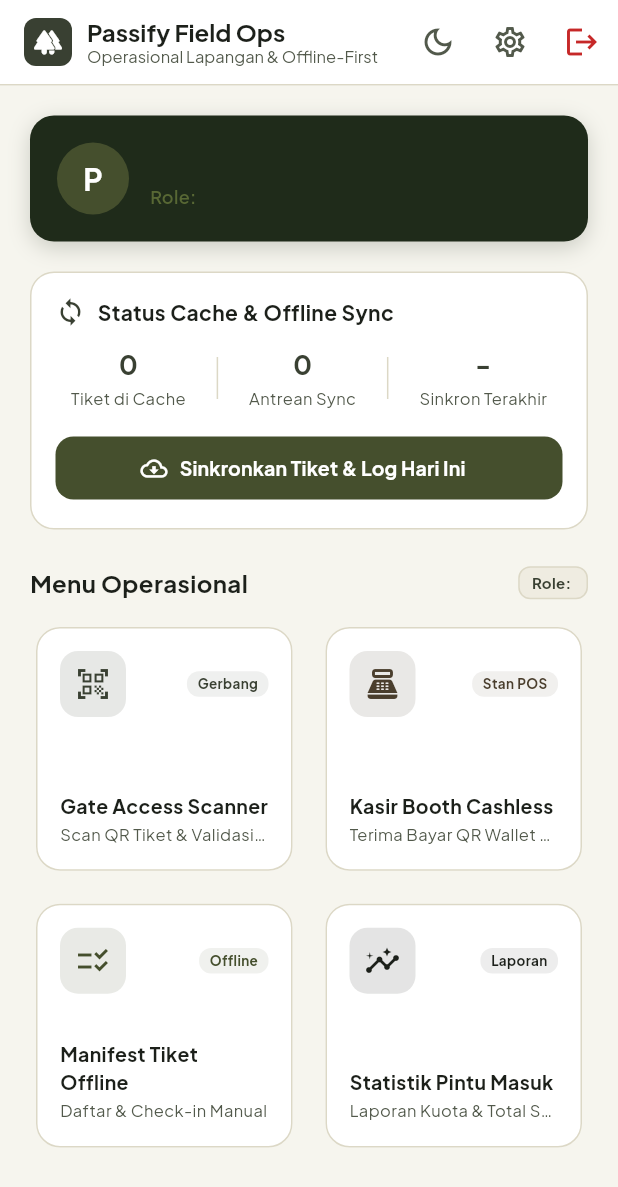
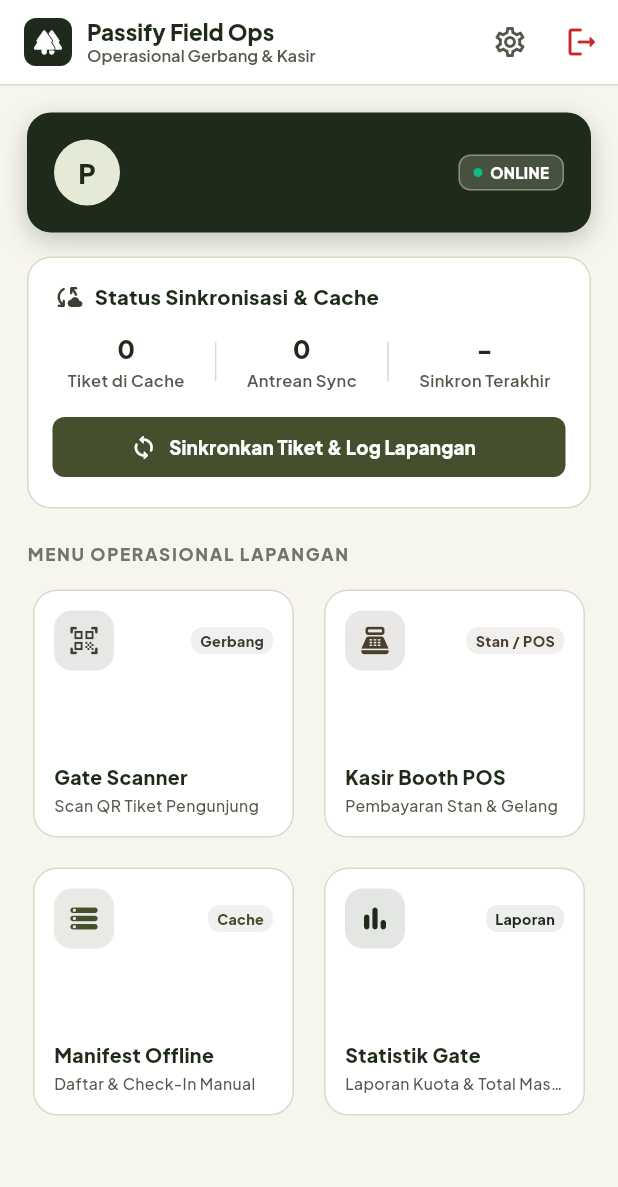
Before and after one commit to Derylfabiensyah/passify, a Flutter app: the HomeScreen screen opened directly, on a phone screen of 412 x 824 dp. Shown: the top 1187 px of the screen. Run offline on Flutter 3.47's test engine with Material 3 defaults, Android fonts, the phone set to English and light mode, and no system bars; our stand-ins replace connectivity_plus, dio, google_fonts, shared_preferences, sqflite; missing offline and left inert: mobile_scanner; accounts and stored records are empty.

Commit message:
feat(mobile): revamp login and home dashboard UI with Sylvan Earth theme

```diff
--- a/mobile_app/lib/screens/home_screen.dart
+++ b/mobile_app/lib/screens/home_screen.dart
@@ -1,4 +1,5 @@
 import 'package:flutter/material.dart';
+import 'package:flutter/services.dart';
 import 'package:intl/intl.dart';
 import 'package:provider/provider.dart';
 import '../constants/app_colors.dart';
@@ -29,6 +30,7 @@
   }
 
   void _handleSync() async {
+    HapticFeedback.lightImpact();
     final auth = Provider.of<AuthProvider>(context, listen: false);
     final sync = Provider.of<SyncProvider>(context, listen: false);
 
@@ -54,7 +56,7 @@
       context: context,
       builder: (ctx) {
         return AlertDialog(
-          shape: const RoundedRectangleBorder(borderRadius: AppRadius.radiusLg),
+          shape: RoundedRectangleBorder(borderRadius: BorderRadius.circular(AppRadius.lg)),
           backgroundColor: AppColors.surface,
           title: Row(
             children: [
@@ -62,7 +64,7 @@
                 padding: const EdgeInsets.all(8),
                 decoration: BoxDecoration(
                   color: AppColors.error.withValues(alpha: 0.12),
-                  borderRadius: AppRadius.radiusMd,
+                  borderRadius: BorderRadius.circular(AppRadius.sm),
                 ),
                 child: const Icon(Icons.logout_rounded, color: AppColors.error, size: 22),
               ),
@@ -70,11 +72,7 @@
               const Expanded(
                 child: Text(
                   'Konfirmasi Keluar',
-                  style: TextStyle(
-                    fontSize: 17,
-                    fontWeight: FontWeight.bold,
-                    color: AppColors.ink,
-                  ),
+                  style: TextStyle(fontSize: 16, fontWeight: FontWeight.w800, color: AppColors.forestDeep),
                 ),
               ),
             ],
@@ -93,7 +91,7 @@
                   padding: const EdgeInsets.all(10),
                   decoration: BoxDecoration(
                     color: AppColors.warningBg,
-                    borderRadius: AppRadius.radiusMd,
+                    borderRadius: BorderRadius.circular(AppRadius.sm),
                     border: Border.all(color: AppColors.warning.withValues(alpha: 0.4)),
                   ),
                   child: Row(
@@ -102,8 +100,8 @@
                       const SizedBox(width: 8),
                       Expanded(
                         child: Text(
-                          'Peringatan: Terdapat $pendingCount log scan offline yang belum disinkronkan ke server.',
-                          style: const TextStyle(fontSize: 11, color: AppColors.warning, fontWeight: FontWeight.w600),
+                          'Terdapat $pendingCount scan offline belum disinkronkan ke server.',
+                          style: const TextStyle(fontSize: 11, color: AppColors.warning, fontWeight: FontWeight.w700),
                         ),
                       ),
                     ],
@@ -116,10 +114,7 @@
           actions: [
             TextButton(
               onPressed: () => Navigator.of(ctx).pop(false),
-              style: TextButton.styleFrom(
-                foregroundColor: AppColors.inkSoft,
-                padding: const EdgeInsets.symmetric(horizontal: 16, vertical: 10),
-              ),
+              style: TextButton.styleFrom(foregroundColor: AppColors.inkSoft),
               child: const Text('Batal', style: TextStyle(fontWeight: FontWeight.bold)),
             ),
             ElevatedButton(
@@ -128,8 +123,7 @@
                 backgroundColor: AppColors.error,
                 foregroundColor: Colors.white,
                 elevation: 0,
-                shape: const RoundedRectangleBorder(borderRadius: AppRadius.radiusMd),
-                padding: const EdgeInsets.symmetric(horizontal: 16, vertical: 10),
+                shape: RoundedRectangleBorder(borderRadius: BorderRadius.circular(AppRadius.sm)),
               ),
               child: const Text('Ya, Keluar', style: TextStyle(fontWeight: FontWeight.bold)),
             ),
@@ -162,50 +156,27 @@
             Container(
               padding: const EdgeInsets.all(6),
               decoration: BoxDecoration(
-                color: AppColors.forest,
-                borderRadius: BorderRadius.circular(8),
+                color: AppColors.forestDeep,
+                borderRadius: BorderRadius.circular(AppRadius.sm),
               ),
               child: const Icon(Icons.forest_rounded, color: Colors.white, size: 20),
             ),
             const SizedBox(width: 10),
-            const Column(
+            Column(
               crossAxisAlignment: CrossAxisAlignment.start,
               children: [
-                Text('Passify Field Ops', style: TextStyle(fontWeight: FontWeight.bold, fontSize: 16)),
-                Text('Operasional Lapangan & Offline-First', style: TextStyle(fontSize: 11, color: AppColors.inkSoft)),
+                const Text('Passify Field Ops', style: TextStyle(fontWeight: FontWeight.w900, fontSize: 15, color: AppColors.forestDeep)),
+                Text(
+                  user?.role == 'tenant_admin' ? 'Pengelola Wisata' : 'Operasional Gerbang & Kasir',
+                  style: const TextStyle(fontSize: 11, color: AppColors.inkSoft, fontWeight: FontWeight.w600),
+                ),
               ],
             ),
           ],
         ),
         backgroundColor: AppColors.surface,
-        foregroundColor: AppColors.ink,
         elevation: 0,
         actions: [
-          Consumer<ThemeProvider>(
-            builder: (context, theme, _) {
-              return IconButton(
-                icon: Icon(
-                  theme.isNightMode ? Icons.light_mode_outlined : Icons.dark_mode_outlined,
-                  color: theme.isNightMode ? AppColors.leaf : AppColors.inkSoft,
-                ),
-                tooltip: theme.isNightMode ? 'Matikan Mode Malam' : 'Mode Malam / Sunrise Gate',
-                onPressed: () {
-                  theme.toggleNightMode();
-                  ScaffoldMessenger.of(context).showSnackBar(
-                    SnackBar(
-                      content: Text(
-                        theme.isNightMode
-                            ? 'Mode Malam (Sunrise/Outdoor Gate) Aktif'
-                            : 'Mode Terang Standar Aktif',
-                      ),
-                      duration: const Duration(seconds: 2),
-                      backgroundColor: theme.isNightMode ? AppColors.forestDeep : AppColors.forest,
-                    ),
-                  );
-                },
-              );
-            },
-          ),
           IconButton(
             icon: const Icon(Icons.settings_outlined, color: AppColors.inkSoft),
             tooltip: 'Pengaturan Server',
@@ -216,7 +187,7 @@
             },
           ),
           IconButton(
-            icon: const Icon(Icons.logout, color: AppColors.error),
+            icon: const Icon(Icons.logout_rounded, color: AppColors.error),
             tooltip: 'Keluar',
             onPressed: _showLogoutConfirmationDialog,
           ),
@@ -231,63 +202,87 @@
         color: AppColors.forest,
         child: SingleChildScrollView(
           physics: const AlwaysScrollableScrollPhysics(),
-          padding: const EdgeInsets.all(20),
+          padding: const EdgeInsets.all(18),
           child: Column(
             crossAxisAlignment: CrossAxisAlignment.start,
             children: [
-              // User Greeting Card
+              // Sylvan Earth Hero Officer Card
               Container(
                 padding: const EdgeInsets.all(18),
                 decoration: BoxDecoration(
                   color: AppColors.forestDeep,
-                  borderRadius: AppRadius.radiusLg,
+                  borderRadius: BorderRadius.circular(AppRadius.lg),
                   boxShadow: [
                     BoxShadow(
-                      color: AppColors.forestDeep.withValues(alpha: 0.2),
-                      blurRadius: 12,
-                      offset: const Offset(0, 4),
+                      color: AppColors.forestDeep.withValues(alpha: 0.25),
+                      blurRadius: 14,
+                      offset: const Offset(0, 5),
                     ),
                   ],
                 ),
-                child: Row(
+                child: Column(
+                  crossAxisAlignment: CrossAxisAlignment.start,
+                  children: [
+                    Row(
                       children: [
                         CircleAvatar(
-                      radius: 24,
-                      backgroundColor: AppColors.forestSoft,
+                          radius: 22,
+                          backgroundColor: AppColors.leafPale,
                           child: Text(
                             (user?.fullName.isNotEmpty == true ? user!.fullName[0] : 'P').toUpperCase(),
-                        style: const TextStyle(color: Colors.white, fontWeight: FontWeight.bold, fontSize: 20),
+                            style: const TextStyle(color: AppColors.forestDeep, fontWeight: FontWeight.w900, fontSize: 18),
                           ),
                         ),
-                    const SizedBox(width: 14),
+                        const SizedBox(width: 12),
                         Expanded(
                           child: Column(
                             crossAxisAlignment: CrossAxisAlignment.start,
                             children: [
                               Text(
                                 user?.fullName ?? 'Petugas Lapangan',
-                            style: const TextStyle(color: Colors.white, fontWeight: FontWeight.bold, fontSize: 16),
+                                style: const TextStyle(color: Colors.white, fontWeight: FontWeight.w800, fontSize: 16),
                               ),
                               const SizedBox(height: 2),
                               Text(
-                            'Role: ${user?.role.toUpperCase() ?? 'STAFF'}',
-                            style: const TextStyle(color: AppColors.leaf, fontSize: 12, fontWeight: FontWeight.w600),
+                                user?.email ?? 'Petugas Aktif',
+                                style: TextStyle(color: Colors.white.withValues(alpha: 0.75), fontSize: 11.5, fontWeight: FontWeight.w500),
+                              ),
+                            ],
+                          ),
+                        ),
+                        Container(
+                          padding: const EdgeInsets.symmetric(horizontal: 9, vertical: 4),
+                          decoration: BoxDecoration(
+                            color: AppColors.leafPale.withValues(alpha: 0.2),
+                            borderRadius: BorderRadius.circular(AppRadius.sm),
+                            border: Border.all(color: AppColors.leafPale.withValues(alpha: 0.4)),
+                          ),
+                          child: Row(
+                            mainAxisSize: MainAxisSize.min,
+                            children: [
+                              Container(width: 6, height: 6, decoration: const BoxDecoration(color: Color(0xFF10B981), shape: BoxShape.circle)),
+                              const SizedBox(width: 5),
+                              const Text(
+                                'ONLINE',
+                                style: TextStyle(color: Colors.white, fontSize: 10, fontWeight: FontWeight.w800),
                               ),
                             ],
                           ),
                         ),
                       ],
                     ),
+                  ],
+                ),
               ),
 
-              const SizedBox(height: 20),
+              const SizedBox(height: 16),
 
               // Offline Sync Status Card
               Container(
                 padding: const EdgeInsets.all(16),
                 decoration: BoxDecoration(
                   color: AppColors.surface,
-                  borderRadius: AppRadius.radiusLg,
+                  borderRadius: BorderRadius.circular(AppRadius.lg),
                   border: Border.all(color: AppColors.border),
                 ),
                 child: Column(
@@ -298,11 +293,11 @@
                       children: [
                         const Row(
                           children: [
-                            Icon(Icons.sync, color: AppColors.forest, size: 20),
+                            Icon(Icons.cloud_sync_rounded, color: AppColors.forest, size: 20),
                             SizedBox(width: 8),
                             Text(
-                              'Status Cache & Offline Sync',
-                              style: TextStyle(fontWeight: FontWeight.bold, fontSize: 14, color: AppColors.ink),
+                              'Status Sinkronisasi & Cache',
+                              style: TextStyle(fontWeight: FontWeight.w800, fontSize: 13.5, color: AppColors.forestDeep),
                             ),
                           ],
                         ),
@@ -319,28 +314,28 @@
                       mainAxisAlignment: MainAxisAlignment.spaceAround,
                       children: [
                         _buildSyncMetric('${sync.cachedTicketsCount}', 'Tiket di Cache'),
-                        Container(width: 1, height: 28, color: AppColors.border),
+                        Container(width: 1, height: 26, color: AppColors.border),
                         _buildSyncMetric('${sync.pendingScansCount}', 'Antrean Sync', isWarning: sync.pendingScansCount > 0),
-                        Container(width: 1, height: 28, color: AppColors.border),
+                        Container(width: 1, height: 26, color: AppColors.border),
                         _buildSyncMetric(
                           sync.lastSyncTime != null ? DateFormat('HH:mm').format(sync.lastSyncTime!) : '-',
                           'Sinkron Terakhir',
                         ),
                       ],
                     ),
-                    const SizedBox(height: 14),
+                    const SizedBox(height: 12),
                     ElevatedButton.icon(
                       onPressed: sync.isSyncing ? null : _handleSync,
-                      icon: const Icon(Icons.cloud_download_outlined, size: 18),
+                      icon: const Icon(Icons.sync_rounded, size: 18),
                       label: Text(
-                        sync.isSyncing ? 'Sedang Sinkronisasi...' : 'Sinkronkan Tiket & Log Hari Ini',
-                        style: const TextStyle(fontSize: 13, fontWeight: FontWeight.bold),
+                        sync.isSyncing ? 'Sedang Menyinkronkan...' : 'Sinkronkan Tiket & Log Lapangan',
+                        style: const TextStyle(fontSize: 12.5, fontWeight: FontWeight.w800),
                       ),
                       style: ElevatedButton.styleFrom(
                         backgroundColor: AppColors.forestSoft,
                         foregroundColor: Colors.white,
-                        minimumSize: const Size.fromHeight(42),
-                        shape: const RoundedRectangleBorder(borderRadius: AppRadius.radiusMd),
+                        minimumSize: const Size.fromHeight(40),
+                        shape: RoundedRectangleBorder(borderRadius: BorderRadius.circular(AppRadius.sm)),
                         elevation: 0,
                       ),
                     ),
@@ -348,124 +343,80 @@
                 ),
               ),
 
-              const SizedBox(height: 24),
-              Row(
-                mainAxisAlignment: MainAxisAlignment.spaceBetween,
-                children: [
+              const SizedBox(height: 22),
               const Text(
-                    'Menu Operasional',
-                    style: TextStyle(fontSize: 16, fontWeight: FontWeight.bold, color: AppColors.ink),
-                  ),
-                  if (user != null)
-                    Container(
-                      padding: const EdgeInsets.symmetric(horizontal: 8, vertical: 3),
-                      decoration: BoxDecoration(
-                        color: AppColors.elevated,
-                        borderRadius: AppRadius.radiusSm,
-                        border: Border.all(color: AppColors.border),
-                      ),
-                      child: Text(
-                        'Role: ${user.role.replaceAll('_', ' ').toUpperCase()}',
-                        style: const TextStyle(fontSize: 10, fontWeight: FontWeight.bold, color: AppColors.forest),
+                'MENU OPERASIONAL LAPANGAN',
+                style: TextStyle(
+                  fontSize: 11.5,
+                  fontWeight: FontWeight.w800,
+                  letterSpacing: 1.1,
+                  color: AppColors.textMuted,
                 ),
               ),
-                ],
-              ),
-              const SizedBox(height: 14),
+              const SizedBox(height: 12),
 
-              // Dynamic Role-Filtered Menu Cards Grid
-              Builder(
-                builder: (context) {
-                  final role = user?.role.toLowerCase() ?? '';
-                  final isVendorOnly = role == 'vendor';
-                  final isGateOnly = role == 'gate_officer';
-
-                  final List<Widget> cards = [];
-
-                  // Gate Scanner (Accessible by gate officers, admins, staff)
-                  if (!isVendorOnly) {
-                    cards.add(
+              // Operational Cards Grid
+              GridView.count(
+                crossAxisCount: 2,
+                shrinkWrap: true,
+                physics: const NeverScrollableScrollPhysics(),
+                mainAxisSpacing: 12,
+                crossAxisSpacing: 12,
+                childAspectRatio: 1.05,
+                children: [
                   _buildMenuCard(
-                        title: 'Gate Access Scanner',
-                        subtitle: 'Scan QR Tiket & Validasi Gerbang',
-                        icon: Icons.qr_code_scanner,
+                    title: 'Gate Scanner',
+                    subtitle: 'Scan QR Tiket Pengunjung',
+                    icon: Icons.qr_code_scanner_rounded,
                     color: AppColors.forest,
                     tag: 'Gerbang',
                     onTap: () {
+                      HapticFeedback.selectionClick();
                       Navigator.of(context).push(
                         MaterialPageRoute(builder: (_) => const GateScannerScreen()),
                       );
                     },
                   ),
-                    );
-                  }
-
-                  // Booth POS (Accessible by vendor, booth cashier, admins, staff)
-                  if (!isGateOnly) {
-                    cards.add(
                   _buildMenuCard(
-                        title: 'Kasir Booth Cashless',
-                        subtitle: 'Terima Bayar QR Wallet Stan',
-                        icon: Icons.point_of_sale,
+                    title: 'Kasir Booth POS',
+                    subtitle: 'Pembayaran Stan & Gelang',
+                    icon: Icons.point_of_sale_rounded,
                     color: AppColors.bark,
-                        tag: 'Stan POS',
+                    tag: 'Stan / POS',
                     onTap: () {
+                      HapticFeedback.selectionClick();
                       Navigator.of(context).push(
                         MaterialPageRoute(builder: (_) => const BoothPosScreen()),
                       );
                     },
                   ),
-                    );
-                  }
-
-                  // Offline Manifest (Accessible by gate officers, admins, staff)
-                  if (!isVendorOnly) {
-                    cards.add(
                   _buildMenuCard(
-                        title: 'Manifest Tiket Offline',
-                        subtitle: 'Daftar & Check-in Manual',
-                        icon: Icons.checklist_rtl,
+                    title: 'Manifest Offline',
+                    subtitle: 'Daftar & Check-In Manual',
+                    icon: Icons.storage_rounded,
                     color: AppColors.forestSoft,
-                        tag: 'Offline',
+                    tag: 'Cache',
                     onTap: () {
+                      HapticFeedback.selectionClick();
                       Navigator.of(context).push(
                         MaterialPageRoute(builder: (_) => const OfflineManifestScreen()),
                       );
                     },
                   ),
-                    );
-
-                    // Gate Stats (Accessible by gate officers, admins, staff)
-                    cards.add(
                   _buildMenuCard(
-                        title: 'Statistik Pintu Masuk',
-                        subtitle: 'Laporan Kuota & Total Scan',
-                        icon: Icons.insights,
-                        color: AppColors.ink,
+                    title: 'Statistik Gate',
+                    subtitle: 'Laporan Kuota & Total Masuk',
+                    icon: Icons.bar_chart_rounded,
+                    color: AppColors.forestDeep,
                     tag: 'Laporan',
                     onTap: () {
+                      HapticFeedback.selectionClick();
                       Navigator.of(context).push(
                         MaterialPageRoute(builder: (_) => const GateStatsScreen()),
                       );
                     },
                   ),
-                    );
-                  }
-
-                  if (cards.length == 1) {
-                    return cards.first;
-                  }
-
-                  return GridView.count(
-                    crossAxisCount: 2,
-                    shrinkWrap: true,
-                    physics: const NeverScrollableScrollPhysics(),
-                    mainAxisSpacing: 14,
-                    crossAxisSpacing: 14,
-                    childAspectRatio: 1.05,
-                    children: cards,
-                  );
-                },
+                ],
               ),
             ],
           ),
@@ -480,15 +431,15 @@
         Text(
           value,
           style: TextStyle(
-            fontSize: 18,
-            fontWeight: FontWeight.bold,
-            color: isWarning ? AppColors.warning : AppColors.forest,
+            fontSize: 17,
+            fontWeight: FontWeight.w900,
+            color: isWarning ? AppColors.warning : AppColors.forestDeep,
           ),
         ),
         const SizedBox(height: 2),
         Text(
           label,
-          style: const TextStyle(fontSize: 11, color: AppColors.inkSoft),
+          style: const TextStyle(fontSize: 11, color: AppColors.inkSoft, fontWeight: FontWeight.w600),
         ),
       ],
     );
@@ -505,15 +456,15 @@
     return Card(
       elevation: 0,
       color: AppColors.surface,
-      shape: const RoundedRectangleBorder(
-        borderRadius: AppRadius.radiusLg,
-        side: BorderSide(color: AppColors.border),
+      shape: RoundedRectangleBorder(
+        borderRadius: BorderRadius.circular(AppRadius.lg),
+        side: const BorderSide(color: AppColors.border),
       ),
       child: InkWell(
         onTap: onTap,
-        borderRadius: AppRadius.radiusLg,
+        borderRadius: BorderRadius.circular(AppRadius.lg),
         child: Padding(
-          padding: const EdgeInsets.all(16),
+          padding: const EdgeInsets.all(14),
           child: Column(
             crossAxisAlignment: CrossAxisAlignment.start,
             mainAxisAlignment: MainAxisAlignment.spaceBetween,
@@ -522,26 +473,26 @@
                 mainAxisAlignment: MainAxisAlignment.spaceBetween,
                 children: [
                   Container(
-                    width: 44,
-                    height: 44,
+                    width: 40,
+                    height: 40,
                     decoration: BoxDecoration(
                       color: color.withValues(alpha: 0.12),
-                      borderRadius: AppRadius.radiusMd,
+                      borderRadius: BorderRadius.circular(AppRadius.md),
                     ),
-                    child: Icon(icon, color: color, size: 24),
+                    child: Icon(icon, color: color, size: 22),
                   ),
                   if (tag != null)
                     Container(
-                      padding: const EdgeInsets.symmetric(horizontal: 7, vertical: 2),
+                      padding: const EdgeInsets.symmetric(horizontal: 6, vertical: 2),
                       decoration: BoxDecoration(
                         color: color.withValues(alpha: 0.08),
-                        borderRadius: AppRadius.radiusSm,
+                        borderRadius: BorderRadius.circular(AppRadius.sm),
                       ),
                       child: Text(
                         tag,
                         style: TextStyle(
-                          fontSize: 9,
-                          fontWeight: FontWeight.bold,
+                          fontSize: 9.5,
+                          fontWeight: FontWeight.w800,
                           color: color,
                         ),
                       ),
@@ -553,12 +504,12 @@
                 children: [
                   Text(
                     title,
-                    style: const TextStyle(fontWeight: FontWeight.bold, fontSize: 13, color: AppColors.ink),
+                    style: const TextStyle(fontWeight: FontWeight.w800, fontSize: 13, color: AppColors.forestDeep),
                   ),
                   const SizedBox(height: 2),
                   Text(
                     subtitle,
-                    style: const TextStyle(fontSize: 11, color: AppColors.inkSoft),
+                    style: const TextStyle(fontSize: 10.5, color: AppColors.inkSoft, fontWeight: FontWeight.w500),
                     maxLines: 1,
                     overflow: TextOverflow.ellipsis,
                   ),
```
Also changed, not shown: mobile_app/lib/screens/login_screen.dart (+65 -92 lines). Lines whose indentation alone changed are shown as unchanged.
